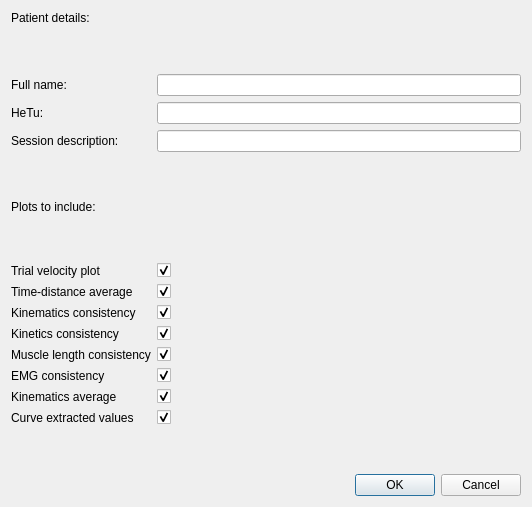
The window that gaitutils/gui/pdf_report_dialog.ui (NCH-Motion-Laboratory/gaitutils) describes before a commit, drawn with Qt 5.
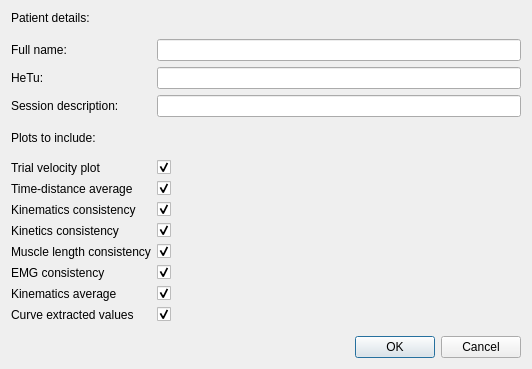
The same window after the commit.

Commit message: fix session ordering for pdf curve extracted vals

Diff of the .ui file:
```diff
--- a/gaitutils/gui/pdf_report_dialog.ui
+++ b/gaitutils/gui/pdf_report_dialog.ui
@@ -7,7 +7,7 @@
     <x>0</x>
     <y>0</y>
     <width>532</width>
-    <height>507</height>
+    <height>369</height>
    </rect>
   </property>
   <property name="windowTitle">
```
The commit also changes 1 other file.
